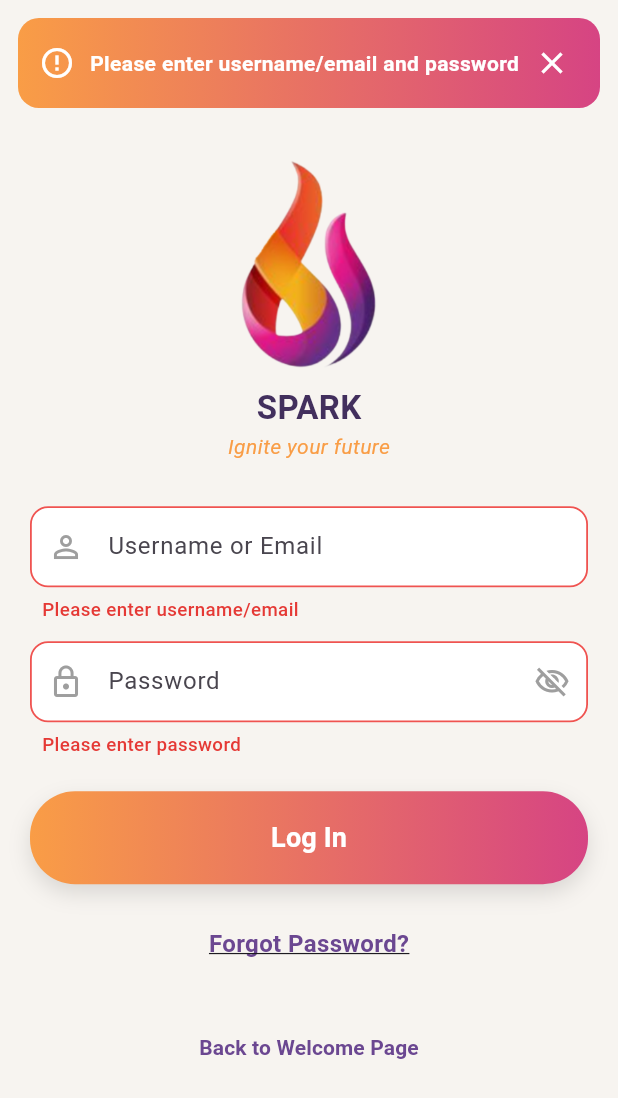
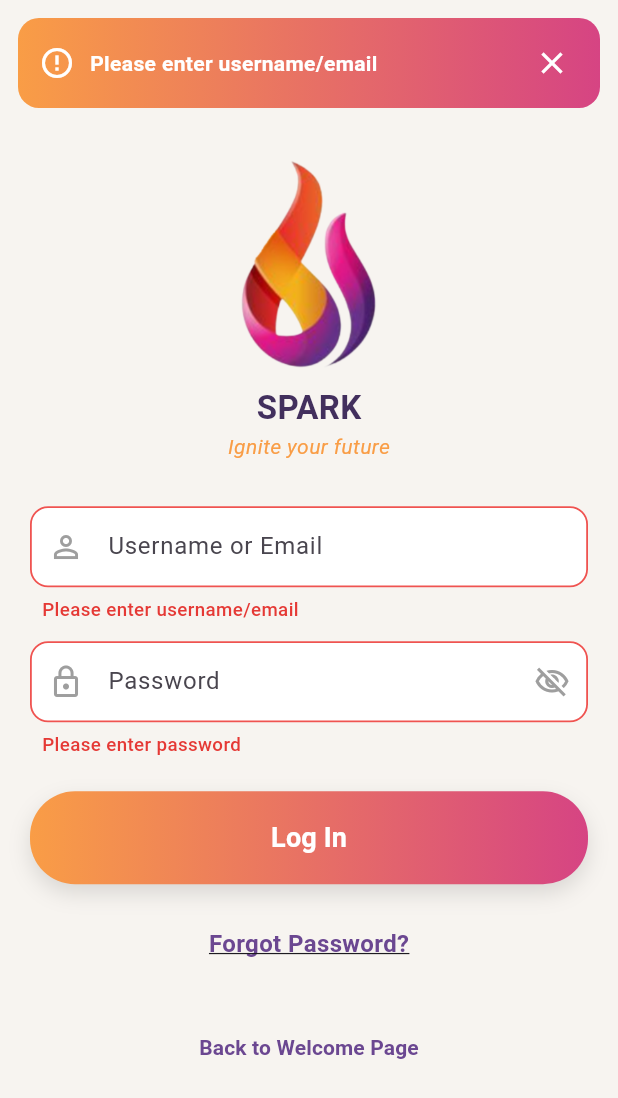
Before and after one commit to RandAlshalan/Spark444, a Flutter app: the LoginScreen screen opened by its route, after a tap on "Log In", on a phone screen of 412 x 824 dp. Shown: the top 1098 px of the screen. Run offline on Flutter 3.47's test engine with Material 3 defaults, Android fonts, the phone set to English and light mode, and no system bars; our stand-ins replace cloud_firestore, file_picker, firebase_auth, firebase_core, firebase_storage, geocoding and 3 more; missing offline and left inert: google_maps_webservice; accounts and stored records are empty.

Commit message:
Update login.dart

```diff
--- a/lib/studentScreens/login.dart
+++ b/lib/studentScreens/login.dart
@@ -1,5 +1,5 @@
 import 'package:flutter/material.dart';
-import 'package:firebase_auth/firebase_auth.dart'; // مهم لمسك FirebaseAuthException
+import 'package:firebase_auth/firebase_auth.dart';
 import '../services/authService.dart';
 import 'StudentProfilePage.dart';
 import 'studentViewProfile.dart';
@@ -16,6 +16,9 @@ class LoginScreen extends StatefulWidget {
 
 class _LoginScreenState extends State<LoginScreen>
     with SingleTickerProviderStateMixin {
+  // =======================
+  // Controllers & Service
+  // =======================
   final _idController = TextEditingController();
   final _passwordController = TextEditingController();
   final AuthService _authService = AuthService();
@@ -23,10 +26,12 @@ class _LoginScreenState extends State<LoginScreen>
   bool _isLoading = false;
   bool _obscurePassword = true;
 
-  String? _idError; // رسالة خطأ تحت حقل المعرّف
-  String? _pwError; // رسالة خطأ تحت حقل الباسوورد
+  String? _idError;
+  String? _pwError;
 
-  // ====== Toast (أعلى الشاشة) ======
+  // =======================
+  // Toast Setup
+  // =======================
   OverlayEntry? _toastEntry;
   late final AnimationController _toastController = AnimationController(
     vsync: this,
@@ -48,7 +53,6 @@ class _LoginScreenState extends State<LoginScreen>
 
     _toastEntry = OverlayEntry(
       builder: (overlayContext) {
-        // final topSafe = MediaQuery.of(context).padding.top;
         final topSafe = MediaQuery.of(overlayContext).padding.top;
         return Positioned(
           top: 0,
@@ -62,10 +66,8 @@ class _LoginScreenState extends State<LoginScreen>
                 color: Colors.transparent,
                 child: Container(
                   margin: EdgeInsets.only(top: topSafe > 0 ? 0 : 12),
-                  padding: const EdgeInsets.symmetric(
-                    horizontal: 14,
-                    vertical: 12,
-                  ),
+                  padding:
+                      const EdgeInsets.symmetric(horizontal: 14, vertical: 12),
                   decoration: BoxDecoration(
                     gradient: const LinearGradient(
                       colors: [Color(0xFFF99D46), Color(0xFFD64483)],
@@ -82,9 +84,7 @@ class _LoginScreenState extends State<LoginScreen>
                         child: Text(
                           message,
                           style: const TextStyle(
-                            color: Colors.white,
-                            fontWeight: FontWeight.w600,
-                          ),
+                              color: Colors.white, fontWeight: FontWeight.w600),
                         ),
                       ),
                       GestureDetector(
@@ -107,10 +107,7 @@ class _LoginScreenState extends State<LoginScreen>
     overlay.insert(_toastEntry!);
     await _toastController.forward();
     Future.delayed(duration, () async {
-      if (!mounted) {
-        _hideTopToast();
-        return;
-      }
+      if (!mounted) return;
       await _toastController.reverse();
       _hideTopToast();
     });
@@ -130,7 +127,9 @@ class _LoginScreenState extends State<LoginScreen>
     }
   }
 
-  // ====== Validators ======
+  // =======================
+  // Validators
+  // =======================
   final RegExp _emailRegex = RegExp(
     r'^[^\s@]+@[^\s@]+\.[^\s@]+$',
     caseSensitive: false,
@@ -171,7 +170,9 @@ class _LoginScreenState extends State<LoginScreen>
     return null;
   }
 
-  // ====== مطابقة أخطاء Firebase/الخدمة إلى رسائل الـ UI ======
+  // =======================
+  // Map Auth Errors
+  // =======================
   String _mapAuthError(dynamic error) {
     if (error is FirebaseAuthException) {
       final code = error.code.toLowerCase();
@@ -184,16 +185,14 @@ class _LoginScreenState extends State<LoginScreen>
       if (code == 'user-not-found' || code == 'user-disabled') {
         return "User not found";
       }
-      if (code == 'invalid-email') {
-        return "Invalid email format";
-      }
+      if (code == 'invalid-email') return "Invalid email format";
       if (code == 'too-many-requests') {
         return "Too many attempts. Please try again later.";
       }
       if (code == 'network-request-failed') {
         return "Network error. Check your connection.";
       }
-      return "Login failed. Please try again.";
+      return error.message ?? "";
     }
 
     final m = error.toString().toLowerCase();
@@ -217,10 +216,12 @@ class _LoginScreenState extends State<LoginScreen>
       return "Network error. Check your connection.";
     }
 
-    return "Login failed. Please try again.";
+    return "";
   }
 
-  // ====== Login (✅ MODIFIED) ======
+  // =======================
+  // Login
+  // =======================
   Future<void> _login() async {
     final idRaw = _idController.text;
     final pwRaw = _passwordController.text;
@@ -230,13 +231,8 @@ class _LoginScreenState extends State<LoginScreen>
 
     if (idErr != null || pwErr != null) {
       _setErrors(idError: idErr, pwError: pwErr);
-      // نفس سلوك التوست كما بالصورة (يطلع بالرسالة نفسها)
       if (mounted) {
-        if (idErr != null && pwErr != null) {
-          _showTopToast("Please enter username/email and password");
-        } else {
-          _showTopToast(idErr ?? pwErr!);
-        }
+        _showTopToast(idErr ?? pwErr!);
       }
       return;
     }
@@ -254,48 +250,37 @@ class _LoginScreenState extends State<LoginScreen>
           : idRaw.trim();
       final normalizedPw = pwRaw.trim();
 
-      // The result is now a Map containing user type and verification status
       final loginResult = await _authService.login(normalizedId, normalizedPw);
       final String userType = loginResult['userType'];
       final bool isVerified = loginResult['isVerified'];
 
       if (!mounted) return;
+
+      // توست ترحيبي
       _showTopToast("Welcome back!", icon: Icons.check_circle_outline);
-      _showTopToast("Welcome back!", icon: Icons.check_circle_outline);
+
       if (userType == 'student') {
-        _showTopToast("Welcome Student!", icon: Icons.check_circle_outline);
         if (!mounted) return;
         Navigator.pushReplacement(
           context,
           MaterialPageRoute(builder: (context) => StudentViewProfile()),
         );
       } else if (userType == 'company') {
-        _showTopToast("Welcome Company!", icon: Icons.check_circle_outline);
         if (!mounted) return;
         Navigator.pushReplacement(
           context,
           MaterialPageRoute(builder: (context) => const CompanyHomePage()),
         );
-      } else {
-        _showTopToast(
-          "Login failed. User type not recognized.",
-          icon: Icons.error_outline,
-        );
-        return;
       }
 
-      // Show the initial "Welcome back!" message
-      _showTopToast("Welcome back!", icon: Icons.check_circle_outline);
-
-      // THEN, if the user is a company and not verified, show a follow-up warning
+      // حالة الشركات غير verified
       if (userType == 'company' && !isVerified) {
-        // We use a small delay so the user sees the welcome message first
         Future.delayed(const Duration(milliseconds: 300), () {
           if (mounted) {
             _showTopToast(
               "Please check your inbox to verify your email.",
               icon: Icons.warning_amber_rounded,
-              duration: const Duration(seconds: 5), // Make it last longer
+              duration: const Duration(seconds: 5),
             );
           }
         });
@@ -304,13 +289,11 @@ class _LoginScreenState extends State<LoginScreen>
       if (!mounted) return;
       print('Login Error Details: $e');
 
-      // Specifically handle the verification error for students
       String errorString = e.toString();
       if (errorString.contains('Please verify your email address first')) {
         _setErrors(idError: "Email not verified.");
         _showTopToast("Please verify your email address first.");
       } else {
-        // Handle other general errors
         final mappedMsg = _mapAuthError(e);
         if (mappedMsg == "Incorrect password") {
           _setErrors(pwError: mappedMsg);
@@ -318,21 +301,21 @@ class _LoginScreenState extends State<LoginScreen>
             mappedMsg == "Invalid email format") {
           _setErrors(idError: mappedMsg);
         }
-        _showTopToast(mappedMsg);
+        if (mappedMsg.isNotEmpty) _showTopToast(mappedMsg);
       }
     } finally {
       if (mounted) setState(() => _isLoading = false);
     }
   }
 
-  // ====== Borders ======
+  // =======================
+  // Borders
+  // =======================
   InputBorder _fieldBorder(bool hasError) {
     return OutlineInputBorder(
       borderRadius: BorderRadius.circular(12),
-      borderSide: BorderSide(
-        color: hasError ? Colors.red.shade400 : Colors.transparent,
-        width: hasError ? 1.2 : 0,
-      ),
+      borderSide:
+          BorderSide(color: hasError ? Colors.red.shade400 : Colors.transparent, width: hasError ? 1.2 : 0),
     );
   }
 
@@ -345,7 +328,9 @@ class _LoginScreenState extends State<LoginScreen>
     super.dispose();
   }
 
-  // ====== UI ======
+  // =======================
+  // UI
+  // =======================
   @override
   Widget build(BuildContext context) {
     final idHasError = _idError != null && _idError!.isNotEmpty;
@@ -383,16 +368,11 @@ class _LoginScreenState extends State<LoginScreen>
                 controller: _idController,
                 decoration: InputDecoration(
                   hintText: "Username or Email",
-                  prefixIcon: const Icon(
-                    Icons.person_outline,
-                    color: Colors.grey,
-                  ),
+                  prefixIcon: const Icon(Icons.person_outline, color: Colors.grey),
                   filled: true,
                   fillColor: Colors.white,
-                  contentPadding: const EdgeInsets.symmetric(
-                    horizontal: 20,
-                    vertical: 15,
-                  ),
+                  contentPadding:
+                      const EdgeInsets.symmetric(horizontal: 20, vertical: 15),
                   border: _fieldBorder(idHasError),
                   enabledBorder: _fieldBorder(idHasError),
                   focusedBorder: _fieldBorder(idHasError),
@@ -422,26 +402,20 @@ class _LoginScreenState extends State<LoginScreen>
                 obscureText: _obscurePassword,
                 decoration: InputDecoration(
                   hintText: "Password",
-                  prefixIcon: const Icon(
-                    Icons.lock_outline,
-                    color: Colors.grey,
-                  ),
+                  prefixIcon: const Icon(Icons.lock_outline, color: Colors.grey),
                   filled: true,
                   fillColor: Colors.white,
-                  contentPadding: const EdgeInsets.symmetric(
-                    horizontal: 20,
-                    vertical: 15,
-                  ),
+                  contentPadding:
+                      const EdgeInsets.symmetric(horizontal: 20, vertical: 15),
                   border: _fieldBorder(pwHasError),
                   enabledBorder: _fieldBorder(pwHasError),
                   focusedBorder: _fieldBorder(pwHasError),
                   suffixIcon: IconButton(
                     icon: Icon(
-                      _obscurePassword
-                          ? Icons.visibility_off_outlined
-                          : Icons.visibility_outlined,
-                      color: Colors.grey,
-                    ),
+                        _obscurePassword
+                            ? Icons.visibility_off_outlined
+                            : Icons.visibility_outlined,
+                        color: Colors.grey),
                     onPressed: () =>
                         setState(() => _obscurePassword = !_obscurePassword),
                   ),
@@ -465,7 +439,7 @@ class _LoginScreenState extends State<LoginScreen>
                 ),
               const SizedBox(height: 22),
 
-              // === Log In button with gradient ===
+              // Login Button
               SizedBox(
                 width: double.infinity,
                 child: AnimatedOpacity(
@@ -490,7 +464,7 @@ class _LoginScreenState extends State<LoginScreen>
                     child: ElevatedButton(
                       onPressed: _isLoading ? null : _login,
                       style: ElevatedButton.styleFrom(
-                        backgroundColor: Colors.transparent, // مهم للتدرّج
+                        backgroundColor: Colors.transparent,
                         shadowColor: Colors.transparent,
                         padding: const EdgeInsets.symmetric(vertical: 18),
                         shape: RoundedRectangleBorder(
```
